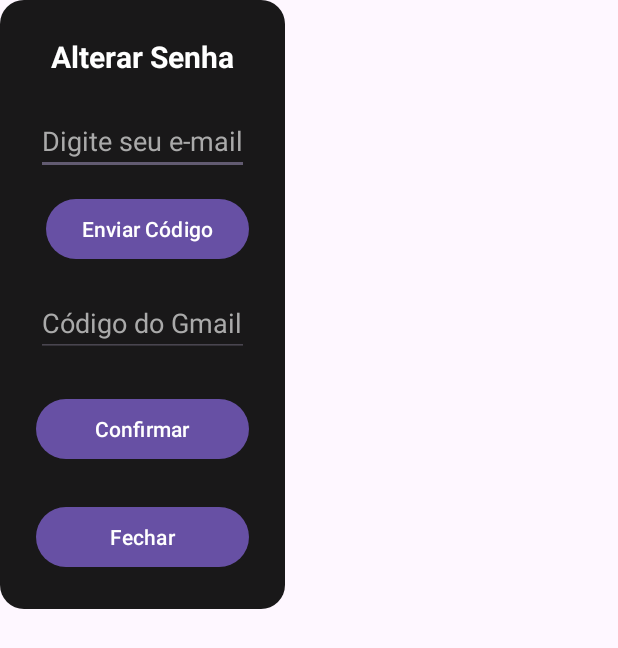
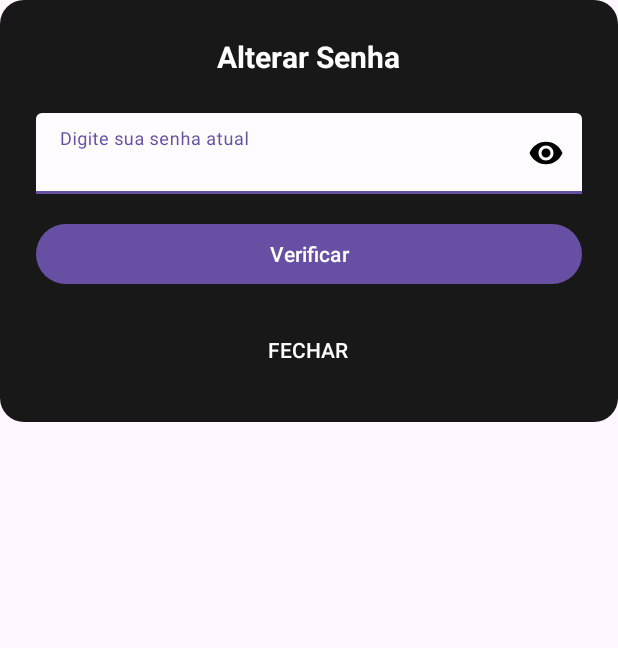
Before and after one commit to gusthas/HAM---TCC, an Android app: the layout dialog_alterar_senha.xml on its own in the app's theme, with its tools: preview values and no code run, on a phone screen of 412 x 824 dp. Shown: the top 648 px of the screen. Run offline under Robolectric (Android 15) with nearby library versions, the phone set to English and light mode, and no system bars.

Commit message:
tcc ok 11/08

```diff
--- a/app/src/main/AndroidManifest.xml
+++ b/app/src/main/AndroidManifest.xml
@@ -19,6 +19,9 @@
         android:supportsRtl="true"
         android:theme="@style/Theme.MyApplication"
         tools:targetApi="31">
+        <activity
+            android:name=".RecuperarSenhaActivity"
+            android:exported="false" />
         <activity
             android:name=".AdminUsersActivity"
             android:exported="false" />
--- a/app/src/main/java/com/apol/myapplication/User.kt
+++ b/app/src/main/java/com/apol/myapplication/User.kt
@@ -14,6 +14,8 @@ data class User(
     val peso: Int,
     val altura: Float,
     val genero: String,
+    val perguntaSecreta: String = "",
+    val respostaSecreta: String = "",
 
     // ▼▼▼ CAMPO ADICIONADO PARA A FOTO DE PERFIL ▼▼▼
     val profilePicUri: String? = null
--- a/app/src/main/res/layout/dialog_alterar_senha.xml
+++ b/app/src/main/res/layout/dialog_alterar_senha.xml
@@ -1,108 +1,94 @@
 <?xml version="1.0" encoding="utf-8"?>
-<ScrollView xmlns:android="http://schemas.android.com/apk/res/android"
-    android:layout_width="wrap_content"
-    android:layout_height="wrap_content"
-    android:overScrollMode="never">
-
 <LinearLayout
+    xmlns:android="http://schemas.android.com/apk/res/android"
+    xmlns:app="http://schemas.android.com/apk/res-auto"
     android:layout_width="match_parent"
     android:layout_height="wrap_content"
     android:orientation="vertical"
-        android:background="@drawable/rounded_escuro"
-        android:padding="24dp">
+    android:padding="24dp"
+    android:background="@drawable/rounded_escuro">
 
     <TextView
-            android:id="@+id/titulo_alterar_senha"
+        android:layout_width="wrap_content"
+        android:layout_height="wrap_content"
+        android:text="Alterar Senha"
+        android:textColor="@color/white"
+        android:textSize="20sp"
+        android:textStyle="bold"
+        android:layout_gravity="center_horizontal"
+        android:layout_marginBottom="24dp"/>
+
+    <LinearLayout
+        android:id="@+id/layoutEtapaSenhaAtual"
         android:layout_width="match_parent"
         android:layout_height="wrap_content"
-            android:text="Alterar Senha"
-            android:textSize="20sp"
-            android:textColor="@color/white"
-            android:textStyle="bold"
-            android:gravity="center"
-            android:layout_marginBottom="20dp" />
+        android:orientation="vertical">
 
-        <EditText
-            android:id="@+id/edit_email_recuperacao"
+        <com.google.android.material.textfield.TextInputLayout
             android:layout_width="match_parent"
             android:layout_height="wrap_content"
-            android:hint="Digite seu e-mail"
-            android:inputType="textEmailAddress"
-            android:textColor="@color/white"
-            android:textColorHint="#AAAAAA" />
+            android:hint="Digite sua senha atual"
+            android:textColorHint="#80000000"
+            app:boxBackgroundColor="#B3FFFFFF"
+            app:passwordToggleEnabled="true"
+            app:passwordToggleTint="@android:color/black"
+            style="@style/Widget.MaterialComponents.TextInputLayout.FilledBox.Dense">
+            <com.google.android.material.textfield.TextInputEditText
+                android:id="@+id/editTextSenhaAtual"
+                android:layout_width="match_parent"
+                android:layout_height="wrap_content"
+                android:inputType="textPassword"
+                android:textColor="@android:color/black"/>
+        </com.google.android.material.textfield.TextInputLayout>
+
+        <Button
+            android:id="@+id/btnVerificarSenhaAtual"
+            android:layout_width="match_parent"
+            android:layout_height="wrap_content"
+            android:text="Verificar"
+            android:layout_marginTop="16dp"/>
+    </LinearLayout>
 
     <LinearLayout
-            android:layout_width="match_parent"
-            android:layout_height="wrap_content"
-            android:layout_marginTop="12dp"
-            android:orientation="horizontal"
-            android:gravity="end">
-
-            <Button
-                android:id="@+id/btn_enviar_codigo"
-                android:layout_width="wrap_content"
-                android:layout_height="wrap_content"
-                android:text="Enviar Código" />
-        </LinearLayout>
-
-        <EditText
-            android:id="@+id/edit_codigo_email"
-            android:layout_width="match_parent"
-            android:layout_height="wrap_content"
-            android:hint="Código do Gmail"
-            android:inputType="number"
-            android:layout_marginTop="16dp"
-            android:textColor="@color/white"
-            android:textColorHint="#AAAAAA" />
-
-        <Button
-            android:id="@+id/btn_confirmar_codigo"
-            android:layout_width="match_parent"
-            android:layout_height="wrap_content"
-            android:text="Confirmar"
-            android:layout_marginTop="24dp" />
-
-        <!-- Após a validação, exibir as próximas caixas (pode ser feito programaticamente) -->
-        <LinearLayout
-            android:id="@+id/layout_nova_senha"
+        android:id="@+id/layoutEtapaNovaSenhaConfig"
         android:layout_width="match_parent"
         android:layout_height="wrap_content"
         android:orientation="vertical"
-            android:visibility="gone"
-            android:layout_marginTop="24dp">
+        android:visibility="gone">
 
-            <EditText
-                android:id="@+id/edit_nova_senha"
+        <com.google.android.material.textfield.TextInputLayout
             android:layout_width="match_parent"
             android:layout_height="wrap_content"
-                android:hint="Nova Senha"
-                android:inputType="textPassword"
-                android:textColor="@color/white"
-                android:textColorHint="#AAAAAA" />
-
-            <EditText
-                android:id="@+id/edit_confirmar_senha"
+            android:hint="Digite a nova senha"
+            android:textColorHint="#80000000"
+            app:boxBackgroundColor="#B3FFFFFF"
+            app:passwordToggleEnabled="true"
+            app:passwordToggleTint="@android:color/black"
+            style="@style/Widget.MaterialComponents.TextInputLayout.FilledBox.Dense">
+            <com.google.android.material.textfield.TextInputEditText
+                android:id="@+id/editTextNovaSenhaConfig"
                 android:layout_width="match_parent"
                 android:layout_height="wrap_content"
-                android:hint="Repita a nova senha"
                 android:inputType="textPassword"
-                android:textColor="@color/white"
-                android:textColorHint="#AAAAAA"
-                android:layout_marginTop="12dp" />
+                android:textColor="@android:color/black"/>
+        </com.google.android.material.textfield.TextInputLayout>
 
         <Button
-                android:id="@+id/btn_alterar_senha"
+            android:id="@+id/btnSalvarNovaSenhaConfig"
             android:layout_width="match_parent"
             android:layout_height="wrap_content"
-                android:text="Alterar Senha"
-                android:layout_marginTop="20dp" />
+            android:text="Salvar Nova Senha"
+            android:layout_marginTop="16dp"/>
     </LinearLayout>
 
     <Button
         android:id="@+id/btn_fechar_alterar_senha"
-            android:layout_width="match_parent"
+        style="?android:attr/borderlessButtonStyle"
+        android:layout_width="wrap_content"
         android:layout_height="wrap_content"
         android:text="Fechar"
-            android:layout_marginTop="24dp" />
+        android:textColor="@android:color/white"
+        android:layout_gravity="center_horizontal"
+        android:layout_marginTop="16dp"/>
+
 </LinearLayout>
-</ScrollView>
```
Also changed, not shown: app/src/main/java/com/apol/myapplication/AppDatabase.kt (+8 -2 lines), app/src/main/java/com/apol/myapplication/MainActivity.kt (+8 -0 lines), app/src/main/java/com/apol/myapplication/RecuperarSenhaActivity.kt (added, +120 -0 lines), app/src/main/java/com/apol/myapplication/RegistroActivity.kt (+9 -0 lines), app/src/main/java/com/apol/myapplication/configuracoes.kt (+67 -10 lines), app/src/main/res/layout/activity_recuperar_senha.xml (added, +164 -0 lines), app/src/main/res/layout/activity_registro.xml (+105 -57 lines). Lines whose indentation alone changed are shown as unchanged.
